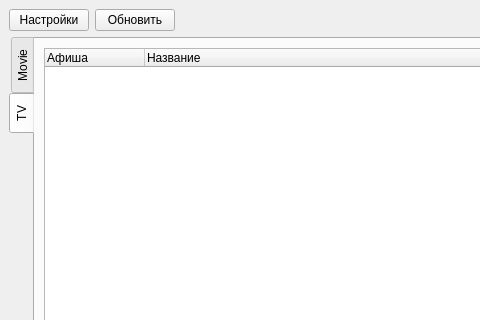
The window that mainwindow.ui (DmitriusFalse/mediaFinder) describes before a commit, drawn with Qt 5; both pictures show x 0 to 480 and y 0 to 320 of the 1191 by 922 pixel window.
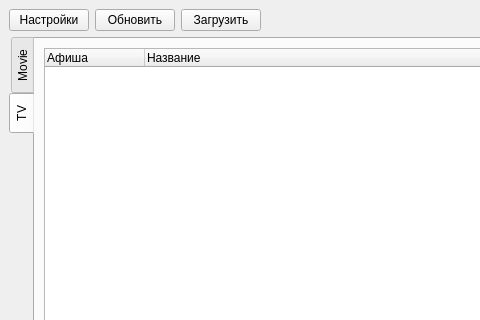
The same window after the commit.

Diff of the .ui file:
```diff
--- a/mainwindow.ui
+++ b/mainwindow.ui
@@ -31,6 +31,13 @@
         </property>
        </widget>
       </item>
+      <item>
+       <widget class="QPushButton" name="pushButton">
+        <property name="text">
+         <string>Загрузить</string>
+        </property>
+       </widget>
+      </item>
       <item>
        <spacer name="horizontalSpacer">
         <property name="orientation">
```
